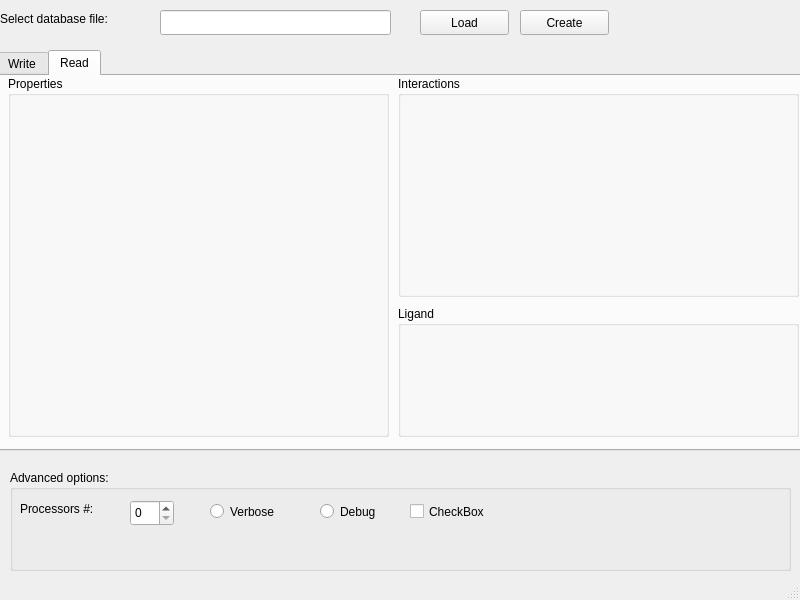
First picture: the form in GUI/UI/main.ui, repository forlilab/Ringtail, before the edit.
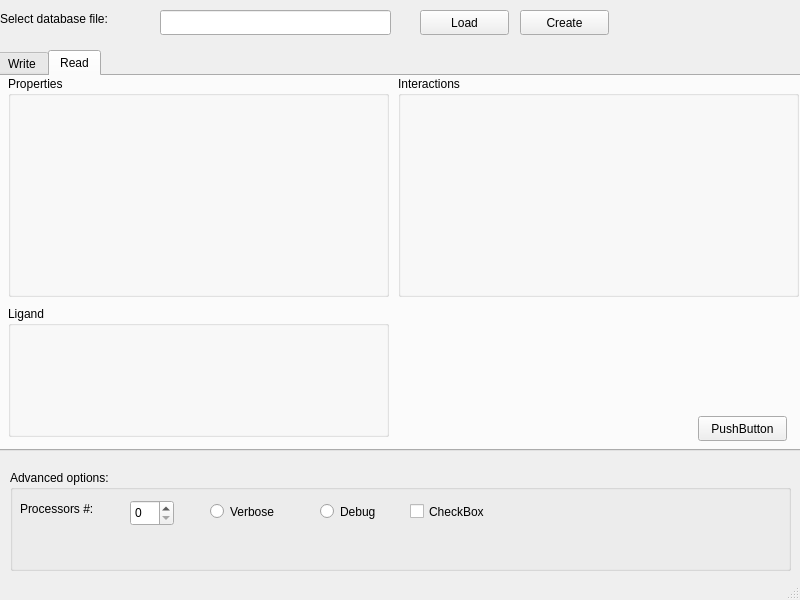
Second picture: the form after the edit. The open tabs and pages were chosen to show the change.

Commit message: Added double sliders and relative update events.

Patch:
```diff
--- a/GUI/UI/main.ui
+++ b/GUI/UI/main.ui
@@ -380,7 +380,7 @@
         <x>10</x>
         <y>0</y>
         <width>381</width>
-        <height>361</height>
+        <height>221</height>
        </rect>
       </property>
       <property name="title">
@@ -403,9 +403,9 @@
      <widget class="QGroupBox" name="readLigandsGroupBox">
       <property name="geometry">
        <rect>
-        <x>400</x>
+        <x>10</x>
         <y>230</y>
-        <width>401</width>
+        <width>381</width>
         <height>131</height>
        </rect>
       </property>
@@ -413,6 +413,19 @@
        <string>Ligand</string>
       </property>
      </widget>
+     <widget class="QPushButton" name="pushButton_2">
+      <property name="geometry">
+       <rect>
+        <x>700</x>
+        <y>340</y>
+        <width>89</width>
+        <height>25</height>
+       </rect>
+      </property>
+      <property name="text">
+       <string>PushButton</string>
+      </property>
+     </widget>
     </widget>
    </widget>
    <widget class="QLineEdit" name="dbLineEdit">
```
Left out of the diff: 4 changed lines with no effect on the pictures. The commit also changes 3 other files.
